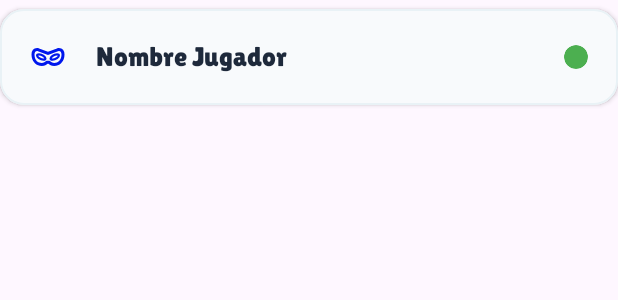
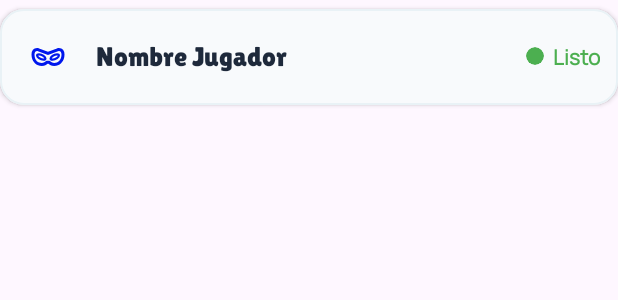
Before and after one commit to Aleman0318/Basta_Game, an Android app: the layout item_jugador.xml on its own in the app's theme, with its tools: preview values and no code run, on a phone screen of 412 x 824 dp. Shown: the top 300 px of the screen. Run offline under Robolectric (Android 15) with nearby library versions, the phone set to English and light mode, and no system bars.

Commit message:
Añadiendo el espacio de estado al item de jugador

```diff
--- a/app/src/main/res/layout/item_jugador.xml
+++ b/app/src/main/res/layout/item_jugador.xml
@@ -37,15 +37,32 @@
             android:textColor="@color/colorTextoP"
             android:textSize="18sp" />
 
-        <com.google.android.material.card.MaterialCardView
-            android:id="@+id/cardEstadoJugador"
-            android:layout_width="16dp"
-            android:layout_height="16dp"
-            android:layout_marginEnd="8dp"
-            app:cardCornerRadius="8dp"
-            app:cardBackgroundColor="#4CAF50"
-            app:cardElevation="0dp"
-            app:strokeWidth="0dp" />
+        <LinearLayout
+            android:layout_width="wrap_content"
+            android:layout_height="wrap_content"
+            android:gravity="center_vertical"
+            android:orientation="horizontal">
+
+            <com.google.android.material.card.MaterialCardView
+                android:id="@+id/cardEstadoJugador"
+                android:layout_width="12dp"
+                android:layout_height="12dp"
+                app:cardCornerRadius="6dp"
+                app:cardBackgroundColor="#4CAF50"
+                app:cardElevation="0dp"
+                app:strokeWidth="0dp" />
+
+            <TextView
+                android:id="@+id/tvEstadoJugador"
+                android:layout_width="wrap_content"
+                android:layout_height="wrap_content"
+                android:layout_marginStart="6dp"
+                android:fontFamily="@font/manrope_regular"
+                android:text="Listo"
+                android:textColor="#4CAF50"
+                android:textSize="14sp"
+                android:textStyle="bold" />
+        </LinearLayout>
 
     </LinearLayout>
 </com.google.android.material.card.MaterialCardView>
```
